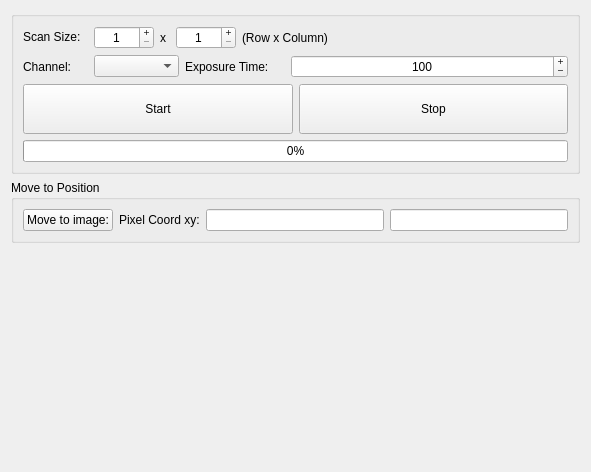
Old version of the form micromanager_gui/_ui/explore_sample.ui in the repository pymmcore-plus/napari-micromanager.
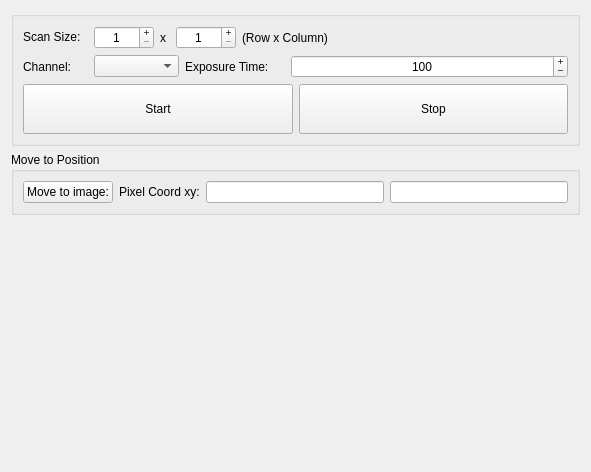
New version of the form.

Commit message: enable disable gui

```diff
--- a/micromanager_gui/_ui/explore_sample.ui
+++ b/micromanager_gui/_ui/explore_sample.ui
@@ -390,13 +390,6 @@
         </item>
        </layout>
       </item>
-      <item row="2" column="0">
-       <widget class="QProgressBar" name="progressBar">
-        <property name="value">
-         <number>0</number>
-        </property>
-       </widget>
-      </item>
      </layout>
     </widget>
    </item>
```
The commit also changes 2 other files.
